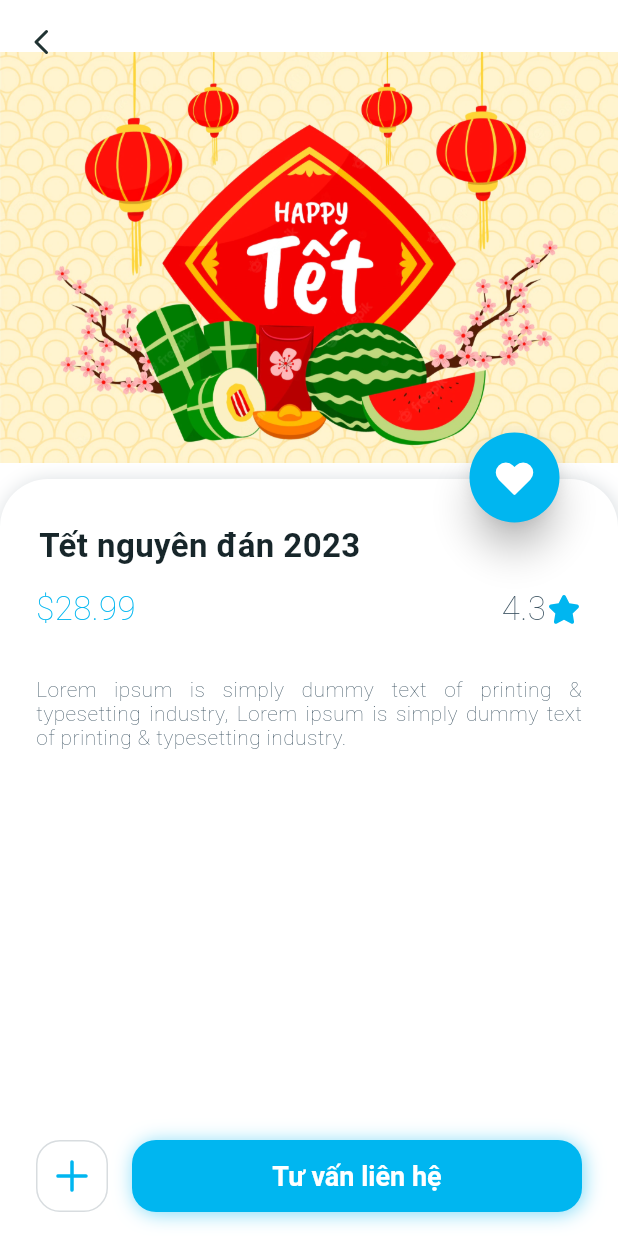
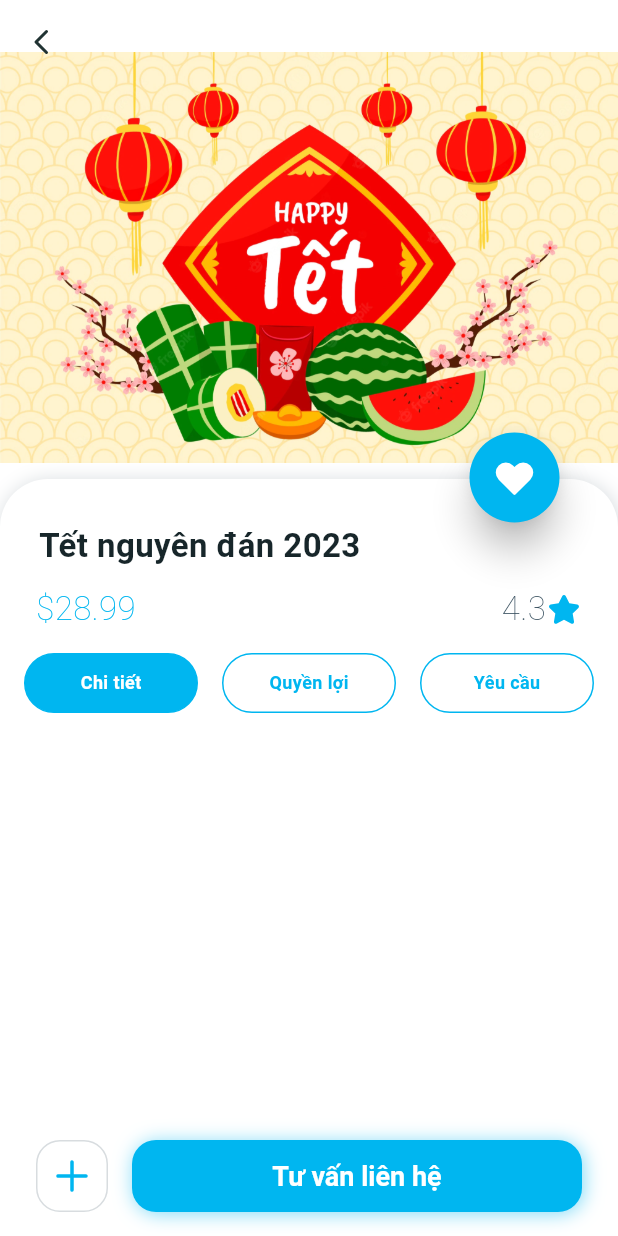
Before and after one commit to Tuyen001314/HelloJob, a Flutter app: the screen it shows after launch, after a tap on "Tết Nguyên Đán 2023", on a phone screen of 412 x 824 dp. Run offline on Flutter 3.47's test engine with Material 2 defaults, Android fonts, the phone set to English and light mode, and no system bars; our stand-ins replace fluentui_icons, get, shared_preferences.

Commit message:
detail job

```diff
--- a/lib/design_course/course_info_screen.dart
+++ b/lib/design_course/course_info_screen.dart
@@ -92,10 +92,15 @@ class _CourseInfoScreenState extends State<CourseInfoScreen>
                               ? tempHeight
                               : infoHeight),
                       child: Column(
-                        mainAxisAlignment: MainAxisAlignment.center,
+                        mainAxisAlignment: MainAxisAlignment.spaceBetween,
                         crossAxisAlignment: CrossAxisAlignment.start,
                         children: <Widget>[
+                          Column(
+                            crossAxisAlignment: CrossAxisAlignment.start,
+                            children: [
+
                               Padding(
+
                                 padding: const EdgeInsets.only(
                                     top: 32.0, left: 18, right: 16),
                                 child: Text(
@@ -150,55 +155,34 @@ class _CourseInfoScreenState extends State<CourseInfoScreen>
                                   ],
                                 ),
                               ),
-                          AnimatedOpacity(
+                              Container(
+                                child: AnimatedOpacity(
                                   duration: const Duration(milliseconds: 500),
                                   opacity: opacity1,
                                   child: Padding(
                                     padding: const EdgeInsets.all(8),
                                     child: Row(
                                       children: <Widget>[
-                                  // Row(
-                                  //   children: <Widget>[
-                                  //     getButtonUI(CategoryType.ui, categoryType == CategoryType.ui),
-                                  //     const SizedBox(
-                                  //       width: 16,
-                                  //     ),
-                                  //     getButtonUI(
-                                  //         CategoryType.coding, categoryType == CategoryType.coding),
-                                  //     const SizedBox(
-                                  //       width: 16,
-                                  //     ),
-                                  //     getButtonUI(
-                                  //         CategoryType.basic, categoryType == CategoryType.basic),
-                                  //   ],
-                                  // ),
+                                        getButtonUI(CategoryType.ui, categoryType == CategoryType.ui),
+                                        //getCategoryUI(),
+                                        const SizedBox(
+                                          width: 16,
+                                        ),
+                                        getButtonUI(CategoryType.coding, categoryType == CategoryType.coding),
+                                        const SizedBox(
+                                          width: 16,
+                                        ),
+                                        getButtonUI(CategoryType.basic, categoryType == CategoryType.basic),
                                       ],
                                     ),
                                   ),
                                 ),
-                          Expanded(
-                            child: AnimatedOpacity(
-                              duration: const Duration(milliseconds: 500),
-                              opacity: opacity2,
-                              child: Padding(
-                                padding: const EdgeInsets.only(
-                                    left: 16, right: 16, top: 8, bottom: 8),
-                                child: Text(
-                                  'Lorem ipsum is simply dummy text of printing & typesetting industry, Lorem ipsum is simply dummy text of printing & typesetting industry.',
-                                  textAlign: TextAlign.justify,
-                                  style: TextStyle(
-                                    fontWeight: FontWeight.w200,
-                                    fontSize: 14,
-                                    letterSpacing: 0.27,
-                                    color: DesignCourseAppTheme.grey,
                               ),
-                                  maxLines: 3,
-                                  overflow: TextOverflow.ellipsis,
-                                ),
+                            ],
                           ),
 
-                            ),
-                          ),
+
+
                           AnimatedOpacity(
                             duration: const Duration(milliseconds: 500),
                             opacity: opacity3,
@@ -268,9 +252,9 @@ class _CourseInfoScreenState extends State<CourseInfoScreen>
                               ),
                             ),
                           ),
-                          SizedBox(
-                            height: MediaQuery.of(context).padding.bottom,
-                          )
+                          // SizedBox(
+                          //   height: MediaQuery.of(context).padding.bottom,
+                          // )
                         ],
                       ),
                     ),
@@ -435,11 +419,11 @@ Widget getCategoryUI() {
 Widget getButtonUI(CategoryType categoryTypeData, bool isSelected) {
   String txt = '';
   if (CategoryType.ui == categoryTypeData) {
-    txt = 'Điện Ảnh';
+    txt = 'Chi tiết';
   } else if (CategoryType.coding == categoryTypeData) {
-    txt = 'May mặc';
+    txt = 'Quyền lợi';
   } else if (CategoryType.basic == categoryTypeData) {
-    txt = 'Dịch vụ';
+    txt = 'Yêu cầu';
   }
   return Expanded(
     child: Container(
--- a/lib/design_course/home_design_course.dart
+++ b/lib/design_course/home_design_course.dart
@@ -141,7 +141,7 @@ class _DesignCourseHomeScreenState extends State<DesignCourseHomeScreen> {
   Widget getButtonUI(CategoryType categoryTypeData, bool isSelected) {
     String txt = '';
     if (CategoryType.ui == categoryTypeData) {
-      txt = 'Điện Ảnh';
+      txt = 'Điện ảnh';
     } else if (CategoryType.coding == categoryTypeData) {
       txt = 'May mặc';
     } else if (CategoryType.basic == categoryTypeData) {
```
Lines whose indentation alone changed are shown as unchanged.
